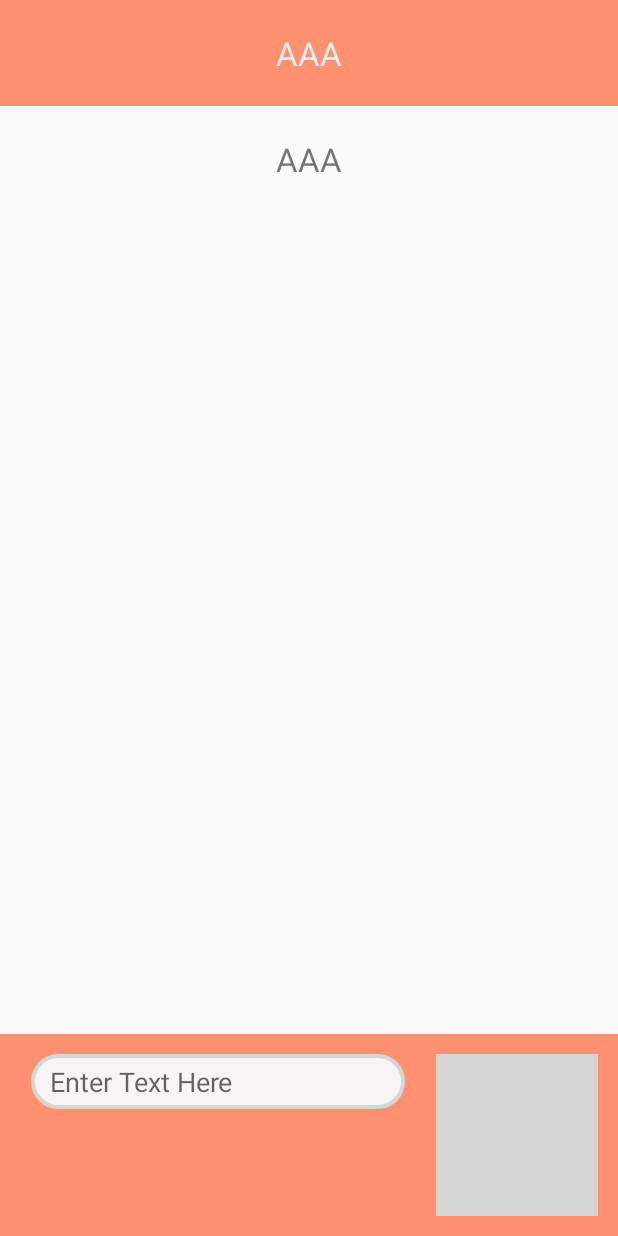
After one commit to MahmoudMabrok/Qamous, an Android app: the TextPart screen opened directly, with no data from a screen before it, on a phone screen of 412 x 824 dp. The commit adds this screen. Run offline under Robolectric (Android 15) with nearby library versions, the phone set to English and light mode, and no system bars; our stand-ins replace sdp/ssp sizes; grey boxes are pictures that could not be loaded.

Commit message:
add ui for text part

```diff
--- a/app/src/main/java/tools/mahmoudmabrok/tawasol/feature/home/MainViewModel.java
+++ b/app/src/main/java/tools/mahmoudmabrok/tawasol/feature/home/MainViewModel.java
@@ -27,8 +27,6 @@ public class MainViewModel extends AndroidViewModel {
             case "3":
                 value.setValue("3");
                 break;
-
-
         }
     }
 }
--- a/app/src/main/java/tools/mahmoudmabrok/tawasol/feature/splash/Splash.kt
+++ b/app/src/main/java/tools/mahmoudmabrok/tawasol/feature/splash/Splash.kt
@@ -37,8 +37,7 @@ class Splash : AppCompatActivity() {
                 UtilPair.create(tvMainSplash, "main"),
                 UtilPair.create(tvSubSplash, "sub")
         )
-        intent.flags = Intent.FLAG_ACTIVITY_NEW_TASK or Intent.FLAG_ACTIVITY_CLEAR_TASK
+        // intent.flags = Intent.FLAG_ACTIVITY_CLEAR_TASK or Intent.FLAG_ACTIVITY_NEW_TASK or Intent.FLAG_ACTIVITY_NO_HISTORY
         startActivity(intent, option.toBundle())
-
     }
 }
--- /dev/null
+++ b/app/src/main/java/tools/mahmoudmabrok/tawasol/feature/text/TextPart.kt
@@ -0,0 +1,12 @@
+package tools.mahmoudmabrok.tawasol.feature.text
+
+import androidx.appcompat.app.AppCompatActivity
+import android.os.Bundle
+import tools.mahmoudmabrok.tawasol.R
+
+class TextPart : AppCompatActivity() {
+    override fun onCreate(savedInstanceState: Bundle?) {
+        super.onCreate(savedInstanceState)
+        setContentView(R.layout.activity_test_part)
+    }
+}
--- a/app/src/main/res/drawable/ed_back.xml
+++ b/app/src/main/res/drawable/ed_back.xml
@@ -6,7 +6,10 @@
             <stroke android:width="@dimen/_2sdp" android:color="@color/black" />
             <corners android:radius="@dimen/_25sdp" />
             <solid android:color="@color/white" />
-            <padding android:bottom="@dimen/_5sdp" android:left="@dimen/_5sdp" android:right="@dimen/_5sdp" android:top="@dimen/_5sdp" />
+            <padding android:bottom="@dimen/_5sdp"
+                android:left="@dimen/_10sdp"
+                android:right="@dimen/_10sdp"
+                android:top="@dimen/_5sdp" />
         </shape>
     </item>
 </selector>
--- /dev/null
+++ b/app/src/main/res/drawable/icon_back.xml
@@ -0,0 +1,11 @@
+<?xml version="1.0" encoding="utf-8"?>
+<selector xmlns:android="http://schemas.android.com/apk/res/android">
+
+    <item>
+        <shape android:shape="rectangle">
+            <corners android:radius="@dimen/_25sdp" />
+            <solid android:color="@color/backIcon" />
+            <padding android:bottom="@dimen/_5sdp" android:left="@dimen/_5sdp" android:right="@dimen/_5sdp" android:top="@dimen/_5sdp" />
+        </shape>
+    </item>
+</selector>
--- /dev/null
+++ b/app/src/main/res/layout/activity_test_part.xml
@@ -0,0 +1,85 @@
+<?xml version="1.0" encoding="utf-8"?>
+<LinearLayout xmlns:android="http://schemas.android.com/apk/res/android"
+    xmlns:app="http://schemas.android.com/apk/res-auto"
+    xmlns:tools="http://schemas.android.com/tools"
+    android:layout_width="match_parent"
+    android:layout_height="match_parent"
+    android:orientation="vertical"
+    tools:context=".feature.text.TextPart">
+
+    <!--appBar-->
+    <LinearLayout
+        android:layout_width="match_parent"
+        android:layout_height="wrap_content"
+        android:background="@color/tvColorMain"
+        android:paddingTop="@dimen/_16sdp"
+        android:paddingBottom="@dimen/_16sdp">
+        <TextView
+            android:layout_width="match_parent"
+            android:layout_height="wrap_content"
+            android:gravity="center_horizontal"
+            android:textColor="@color/tvColorSplash"
+            android:text="AAA"
+            android:textSize="@dimen/tvSizeCategory"/>
+
+    </LinearLayout>
+    <!--rv-->
+
+    <LinearLayout
+        android:layout_width="match_parent"
+        android:layout_height="0dp"
+        android:layout_weight="1"
+        android:orientation="vertical"
+        android:padding="@dimen/_16sdp">
+
+        <TextView
+            android:id="@+id/tvResultText"
+            android:layout_width="match_parent"
+            android:layout_height="wrap_content"
+            android:gravity="center_horizontal"
+            android:textSize="@dimen/tvSizeCategory"
+            android:text="AAA"
+            android:layout_marginBottom="@dimen/_16sdp"
+            />
+
+        <ImageView
+            android:layout_width="match_parent"
+            android:layout_height="0dp"
+            android:layout_weight="1"
+            />
+    </LinearLayout>
+
+
+    <!--bottom-->
+
+    <LinearLayout
+        android:layout_width="match_parent"
+        android:layout_height="wrap_content"
+        android:orientation="horizontal"
+        android:paddingTop="@dimen/_10sdp"
+        android:paddingBottom="@dimen/_10sdp"
+        android:paddingEnd="@dimen/_10sdp"
+        android:background="@color/tvColorMain">
+
+        <EditText
+            android:id="@+id/edText"
+            android:layout_width="0dp"
+            android:layout_weight="1"
+            android:hint="@string/enter_text_here"
+            android:background="@drawable/ed_back"
+            android:layout_marginLeft="@dimen/_16sdp"
+            android:layout_marginRight="@dimen/_16sdp"
+            android:layout_height="wrap_content"/>
+
+
+            <ImageButton
+                android:id="@+id/imAction"
+                android:layout_width="wrap_content"
+                android:layout_height="wrap_content"
+                android:background="@drawable/icon_back"
+                android:src="@drawable/ic_evaluate"/>
+
+    </LinearLayout>
+
+
+</LinearLayout>
--- a/app/src/main/res/values/colors.xml
+++ b/app/src/main/res/values/colors.xml
@@ -13,4 +13,6 @@
     <color name="tvColorSub">#848484</color>
     <color name="tvColorSplash">#F1ECEC</color>
 
+
+
 </resources>
--- a/app/src/main/res/values/strings.xml
+++ b/app/src/main/res/values/strings.xml
@@ -7,4 +7,5 @@
     <string name="appDescription">App Communicate Natural Language Into Sign Language and Vice versa</string>
     <string name="write_text">Write Text</string>
     <string name="open_camera">Open Camera</string>
+    <string name="enter_text_here">Enter Text Here</string>
 </resources>
```
Also changed, not shown: app/src/main/AndroidManifest.xml (+6 -5 lines), app/src/main/java/tools/mahmoudmabrok/tawasol/feature/camera/CameraPart.kt (added, +12 -0 lines), app/src/main/java/tools/mahmoudmabrok/tawasol/feature/home/Home.kt (+21 -0 lines), app/src/main/java/tools/mahmoudmabrok/tawasol/feature/home/MainActivity.java (+0 -43 lines), app/src/main/java/tools/mahmoudmabrok/tawasol/utils/Extensions.kt (added, +20 -0 lines), app/src/main/res/layout/activity_camera_part.xml (added, +10 -0 lines), app/src/main/res/layout/activity_home.xml (+6 -6 lines), app/src/main/res/layout/activity_main.xml (+0 -24 lines).
